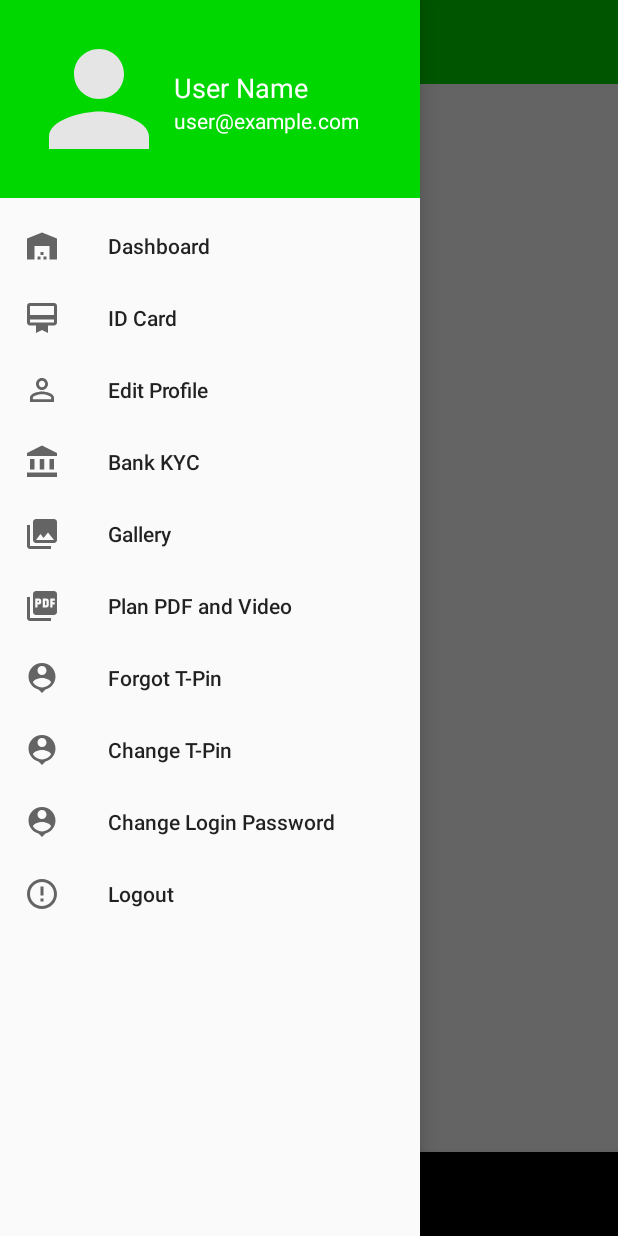
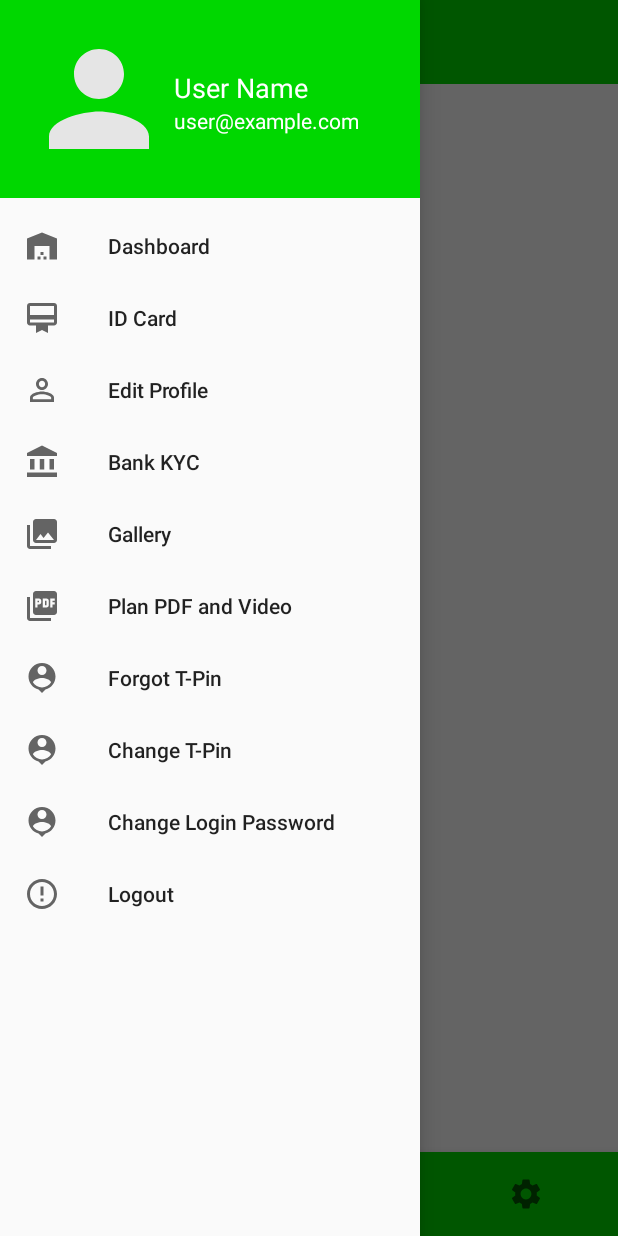
Before and after one commit to eren8204/paymentapp, an Android app: the screen it shows after launch (MainActivity), in the side drawer, after a tap on "Gallery", on a phone screen of 412 x 824 dp. Run offline under Robolectric (Android 15) with nearby library versions, the phone set to English and light mode, and no system bars; libraries missing offline, so code that uses them is left out: com.denzcoskun.imageslider; 9 statements that could not run were skipped.

Commit message:
commit adi

```diff
--- a/app/src/main/res/layout/activity_main.xml
+++ b/app/src/main/res/layout/activity_main.xml
@@ -26,6 +26,7 @@
             android:id="@+id/bottom_navigation"
             android:layout_width="match_parent"
             android:layout_height="wrap_content"
+            android:background="@color/green"
             app:menu="@menu/nav_menu" />
     </LinearLayout>
 
```
